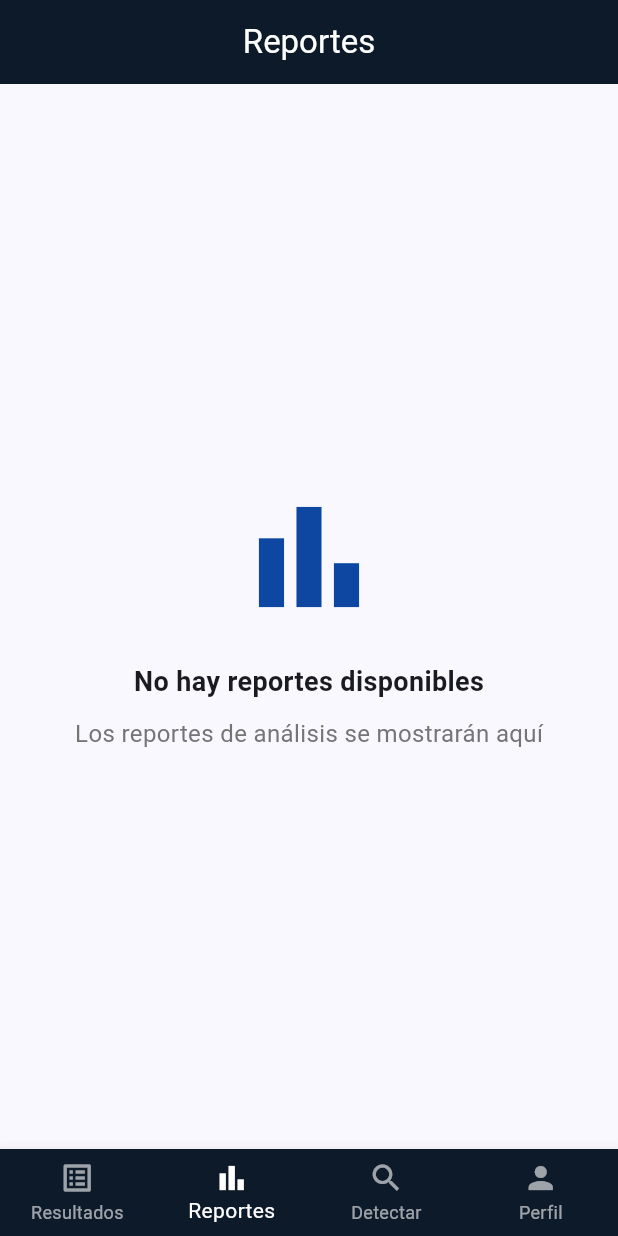
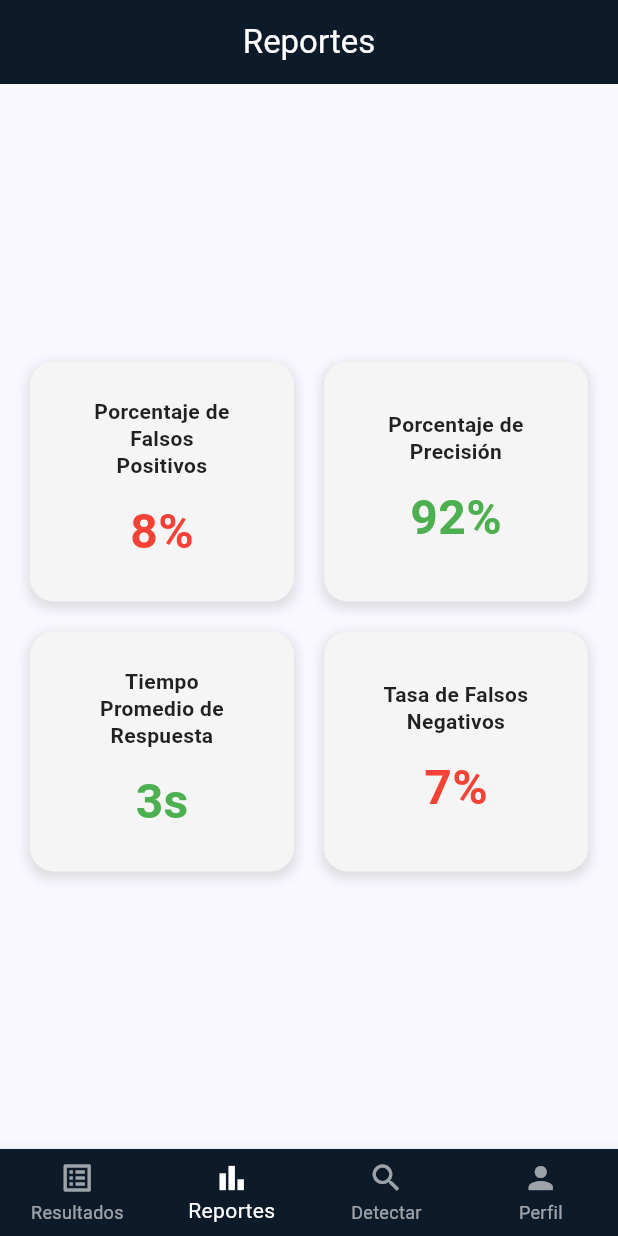
Before and after one commit to josmeldev/txtscan, a Flutter app: the screen it shows once a user with an empty profile is signed in, item 2 of the bottom bar chosen, on a phone screen of 412 x 824 dp. Run offline on Flutter 3.47's test engine with Material 3 defaults, Android fonts, the phone set to English and light mode, and no system bars; our stand-ins replace firebase_auth, firebase_core, firebase_database, firebase_messaging, flutter_spinkit; accounts and stored records are empty.

Commit message:
Refactor ReportsScreen layout: add statistical cards for false positives, precision, average response time, and false negative rate.

```diff
--- a/lib/screens/reports_screen.dart
+++ b/lib/screens/reports_screen.dart
@@ -11,33 +11,108 @@ class ReportsScreen extends StatelessWidget {
         backgroundColor: const Color(0xFF0D1A2A),
         centerTitle: true,
       ),
-      body: Center(
+      body: Padding(
+        padding: const EdgeInsets.all(20.0),
+        child: Center(
           child: Column(
             mainAxisAlignment: MainAxisAlignment.center,
             children: [
-            Icon(
-              Icons.bar_chart,
-              size: 100,
-              color: Colors.blue.shade900,
-            ),
-            const SizedBox(height: 20),
-            Text(
-              'No hay reportes disponibles',
-              style: TextStyle(
-                fontSize: 18,
-                fontWeight: FontWeight.bold,
+              // Primera fila de estadísticas
+              Row(
+                children: [
+                  Expanded(
+                    child: _buildStatCard(
+                      title: 'Porcentaje de\nFalsos\nPositivos',
+                      value: '8%',
+                      valueColor: Colors.red,
+                      backgroundColor: Colors.grey.shade100,
                     ),
                   ),
-            const SizedBox(height: 10),
-            Text(
-              'Los reportes de análisis se mostrarán aquí',
-              style: TextStyle(
-                fontSize: 16,
-                color: Colors.grey.shade600,
+                  const SizedBox(width: 20),
+                  Expanded(
+                    child: _buildStatCard(
+                      title: 'Porcentaje de\nPrecisión',
+                      value: '92%',
+                      valueColor: Colors.green,
+                      backgroundColor: Colors.grey.shade100,
                     ),
                   ),
                 ],
               ),
+              const SizedBox(height: 20),
+              // Segunda fila de estadísticas
+              Row(
+                children: [
+                  Expanded(
+                    child: _buildStatCard(
+                      title: 'Tiempo\nPromedio de\nRespuesta',
+                      value: '3s',
+                      valueColor: Colors.green,
+                      backgroundColor: Colors.grey.shade100,
+                    ),
+                  ),
+                  const SizedBox(width: 20),
+                  Expanded(
+                    child: _buildStatCard(
+                      title: 'Tasa de Falsos\nNegativos',
+                      value: '7%',
+                      valueColor: Colors.red,
+                      backgroundColor: Colors.grey.shade100,
+                    ),
+                  ),
+                ],
+              ),
+            ],
+          ),
+        ),
+      ),
+    );
+  }
+
+  Widget _buildStatCard({
+    required String title,
+    required String value,
+    required Color valueColor,
+    required Color backgroundColor,
+  }) {
+    return Container(
+      height: 160,
+      padding: const EdgeInsets.all(20),
+      decoration: BoxDecoration(
+        color: backgroundColor,
+        borderRadius: BorderRadius.circular(16),
+        boxShadow: [
+          BoxShadow(
+            color: Colors.grey.withOpacity(0.3),
+            spreadRadius: 2,
+            blurRadius: 6,
+            offset: const Offset(0, 3),
+          ),
+        ],
+      ),
+      child: Column(
+        mainAxisAlignment: MainAxisAlignment.center,
+        children: [
+          Text(
+            title,
+            textAlign: TextAlign.center,
+            style: const TextStyle(
+              fontSize: 14,
+              fontWeight: FontWeight.w600,
+              color: Colors.black87,
+              height: 1.3,
+            ),
+          ),
+          const SizedBox(height: 12),
+          Text(
+            value,
+            style: TextStyle(
+              fontSize: 32,
+              fontWeight: FontWeight.bold,
+              color: valueColor,
+            ),
+          ),
+        ],
       ),
     );
   }
```
Lines whose indentation alone changed are shown as unchanged.
